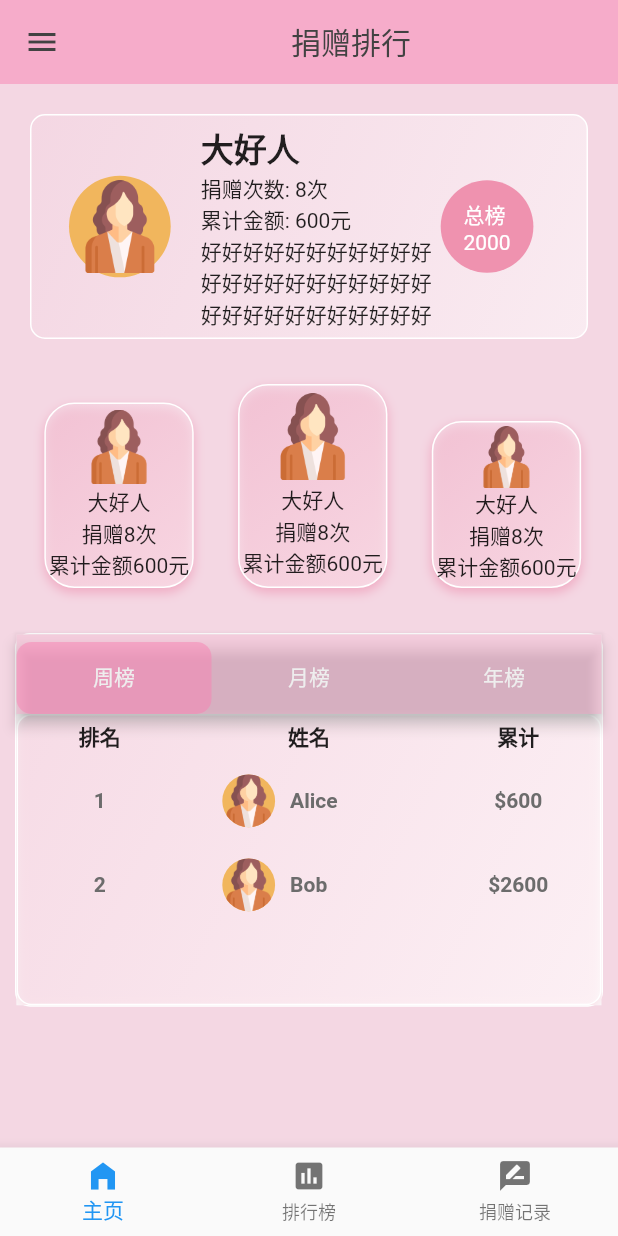
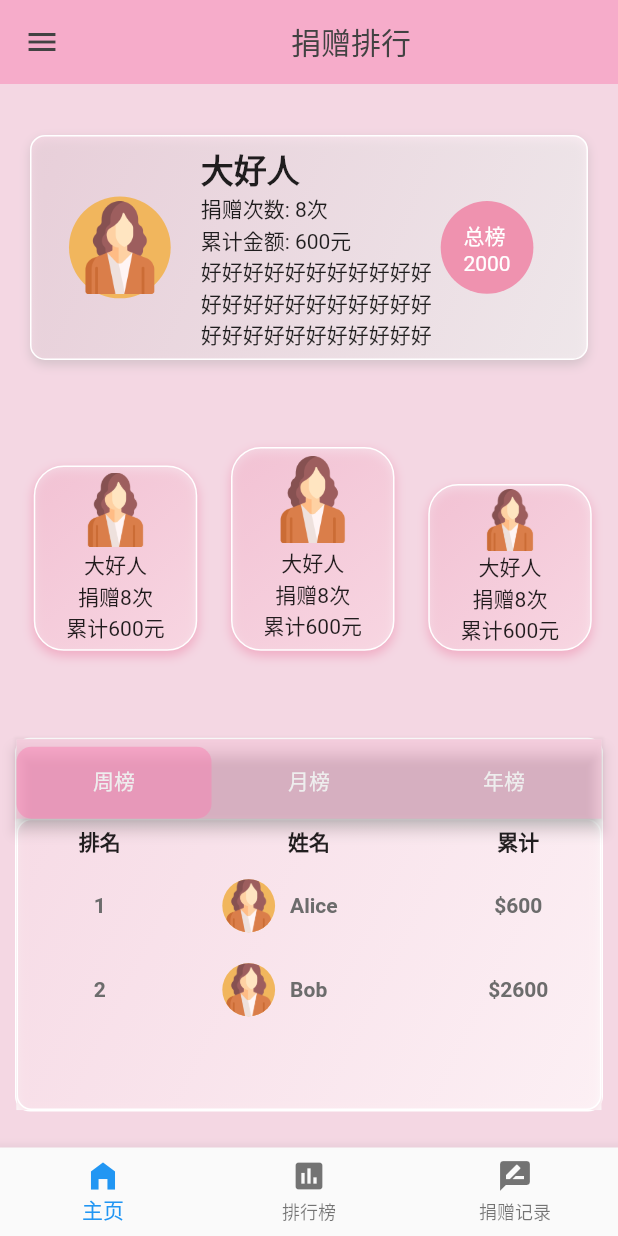
Before and after one commit to Wanli-Go/ming_guang_zhu_meng, a Flutter app: the screen it shows after launch, on a phone screen of 412 x 824 dp. Run offline on Flutter 3.47's test engine with Material 2 defaults, Android fonts, the phone set to English and light mode, and no system bars; Roboto replaces fonts that are missing (StarRail).

Commit message:
modified some code

```diff
--- a/lib/donor/components/donor_ranking_tile.dart
+++ b/lib/donor/components/donor_ranking_tile.dart
@@ -61,12 +61,15 @@ class DonorRankingTile extends StatelessWidget {
             ),
 
             //text
-            Column(
-              children: [
-                Text(donor.name),
-                Text("捐赠${donor.donationCount}次"),
-                Text("累计金额${donor.donationMoney}元")
-              ],
+            SizedBox(
+              width: MediaQuery.of(context).size.width * 0.25,
+              child: Column(
+                children: [
+                  Text(donor.name),
+                  Text("捐赠${donor.donationCount}次"),
+                  Text("累计${donor.donationMoney}元")
+                ],
+              ),
             )
           ]),
     );
--- a/lib/donor/view/rank_page.dart
+++ b/lib/donor/view/rank_page.dart
@@ -3,6 +3,7 @@ import 'package:ming_guang/donor/components/leaderboard_screen.dart';
 import 'package:ming_guang/donor/components/donor_ranking_tile.dart';
 import 'package:ming_guang/donor/model/donors.dart';
 import 'package:ming_guang/donor/theme/color.dart';
+
 
 class RankPage extends StatefulWidget {
   const RankPage({super.key});
@@ -14,28 +15,72 @@ class RankPage extends StatefulWidget {
 class _RankPageState extends State<RankPage> {
   @override
   Widget build(BuildContext context) {
+    Size size = MediaQuery.of(context).size; // Wanli: use this to improve performance
+
     return Scaffold(
         backgroundColor: primaryColor,
         appBar: AppBar(
           backgroundColor: Color.fromARGB(255, 248, 129, 178).withOpacity(0.5),
           foregroundColor: Colors.grey[800],
           elevation: 0,
-          leading: const Icon(
-            Icons.menu,
-          ),
           title: const Center(
             child: Text(
               '捐赠排行',
             ),
           ),
         ),
-        body: Column(children: [
+        drawer: const Drawer(
+          backgroundColor: Colors.blueGrey,
+          child: Center(child: Icon(Icons.abc,)),
+        ),
+        body: Column(
+          mainAxisAlignment: MainAxisAlignment.spaceEvenly,
+          children: [
           //第一块区域
-          Container(
+          TopWidget(size: size),
+
+          const SizedBox(
+            height: 10,
+          ),
+
+          //第二块区域
+          // 使用Row组件水平排列方框
+          MiddleRow(size: size),
+
+          const SizedBox(height: 20),
+
+          //第三块区域
+          LeaderboardModule(),
+        ]),
+
+        //底部导航栏
+        bottomNavigationBar: BottomNavigationBar(
+          items: const [
+            BottomNavigationBarItem(icon: Icon(Icons.home_filled), label: "主页"),
+            BottomNavigationBarItem(
+                icon: Icon(Icons.insert_chart), label: "排行榜"),
+            BottomNavigationBarItem(
+                icon: Icon(Icons.rate_review), label: "捐赠记录")
+          ],
+        ));
+  }
+}
+
+class TopWidget extends StatelessWidget {
+  const TopWidget({
+    super.key,
+    required this.size,
+  });
+
+  final Size size;
+
+  @override
+  Widget build(BuildContext context) {
+    return Container(
       margin: const EdgeInsets.all(20),
       padding: const EdgeInsets.all(5),
       decoration: BoxDecoration(
-              color: primaryColor.withOpacity(0.5), // 方框的背景颜色
+        color: primaryColor.withOpacity(0.6), // 方框的背景颜色
         borderRadius: BorderRadius.circular(10),
         border: Border.all(
           color: Colors.white, // 方框边框颜色
@@ -45,7 +90,7 @@ class _RankPageState extends State<RankPage> {
         //阴影
         boxShadow: [
           BoxShadow(
-                  color: primaryColor.withOpacity(0.5).withOpacity(0.5), // 阴影颜色
+            color: Colors.grey.withOpacity(0.36), // 阴影颜色
             spreadRadius: 0, // 扩散半径
             blurRadius: 5, // 模糊半径
             offset: Offset(0, 3), // 阴影偏移量
@@ -74,8 +119,8 @@ class _RankPageState extends State<RankPage> {
             ),
             child: Image.asset(
               donor.imageUrl,
-                    width: MediaQuery.of(context).size.width * 0.15,
-                    height: MediaQuery.of(context).size.width * 0.15,
+              width: size.width * 0.15,
+              height: size.width * 0.15,
             ),
           ),
           Column(
@@ -107,8 +152,8 @@ class _RankPageState extends State<RankPage> {
             ],
           ),
           Container(
-                  width: MediaQuery.of(context).size.width * 0.15,
-                  height: MediaQuery.of(context).size.width * 0.15,
+            width: size.width * 0.15,
+            height: size.width * 0.15,
             decoration: const BoxDecoration(
               color: Color.fromARGB(255, 239, 146, 175), // 圆形的颜色
               shape: BoxShape.circle, // 设置形状为圆形
@@ -122,53 +167,40 @@ class _RankPageState extends State<RankPage> {
           )
         ],
       ),
-          ),
+    );
+  }
+}
 
-          const SizedBox(
-            height: 10,
-          ),
+class MiddleRow extends StatelessWidget {
+  const MiddleRow({
+    super.key,
+    required this.size,
+  });
 
-          //第二块区域
-          // 使用Row组件水平排列方框
-          Container(
-            child: Row(
+  final Size size;
+
+  @override
+  Widget build(BuildContext context) {
+    return Row(
       mainAxisAlignment: MainAxisAlignment.spaceEvenly,
       crossAxisAlignment: CrossAxisAlignment.end, // 交叉轴居中对齐
       children: <Widget>[
         DonorRankingTile(
           donor: donor,
-                  height: MediaQuery.of(context).size.width * 0.3,
-                  imageHeight: MediaQuery.of(context).size.width * 0.12,
+          height: size.width * 0.3,
+          imageHeight: size.width * 0.12,
         ),
         DonorRankingTile(
           donor: donor,
-                  height: MediaQuery.of(context).size.width * 0.33,
-                  imageHeight: MediaQuery.of(context).size.width * 0.14,
+          height: size.width * 0.33,
+          imageHeight: size.width * 0.14,
         ),
         DonorRankingTile(
           donor: donor,
-                  height: MediaQuery.of(context).size.width * 0.27,
-                  imageHeight: MediaQuery.of(context).size.width * 0.1,
+          height: size.width * 0.27,
+          imageHeight: size.width * 0.1,
         ),
       ],
-            ),
-          ),
-
-          const SizedBox(height: 20),
-
-          //第三块区域
-          LeaderboardModule(),
-        ]),
-
-        //底部导航栏
-        bottomNavigationBar: BottomNavigationBar(
-          items: const [
-            BottomNavigationBarItem(icon: Icon(Icons.home_filled), label: "主页"),
-            BottomNavigationBarItem(
-                icon: Icon(Icons.insert_chart), label: "排行榜"),
-            BottomNavigationBarItem(
-                icon: Icon(Icons.rate_review), label: "捐赠记录")
-          ],
-        ));
+    );
   }
 }
```
Lines whose indentation alone changed are shown as unchanged.
